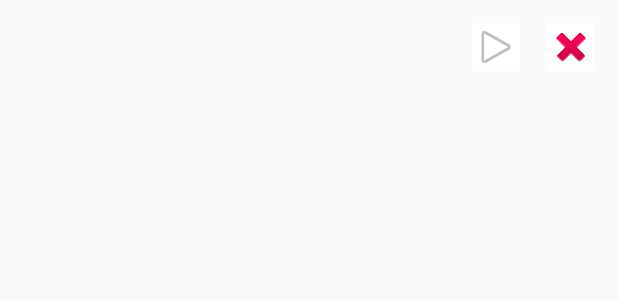
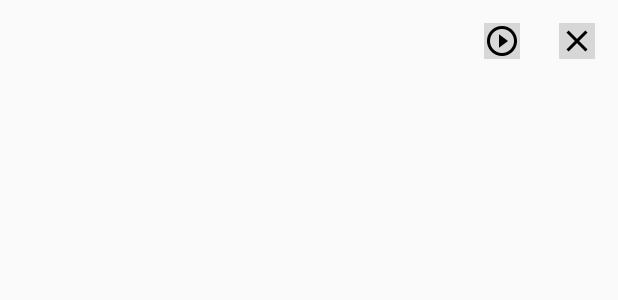
Before and after one commit to nice295/Memo, an Android app: the layout record_message.xml on its own in the app's theme, with its tools: preview values and no code run, on a phone screen of 412 x 824 dp. Shown: the top 300 px of the screen. Run offline under Robolectric (Android 15) with nearby library versions, the phone set to English and light mode, and no system bars.

Commit message:
Jaewoo 160823

```diff
--- a/Android/app/src/main/java/com/nice295/memo/NewMemoActivity.java
+++ b/Android/app/src/main/java/com/nice295/memo/NewMemoActivity.java
@@ -4,14 +4,11 @@ import android.content.DialogInterface;
 import android.os.Bundle;
 import android.support.v7.app.AlertDialog;
 import android.support.v7.app.AppCompatActivity;
-import android.support.v7.widget.Toolbar;
-import android.util.Log;
 import android.view.LayoutInflater;
 import android.view.Menu;
 import android.view.MenuItem;
 import android.view.View;
 import android.widget.EditText;
-import android.widget.ProgressBar;
 
 import java.util.LinkedList;
 
@@ -82,7 +79,7 @@ public  class NewMemoActivity extends AppCompatActivity {
 
                 // khlee: Save new memo into database
                 LinkedList memos = Paper.book().read(Constants.MEMOS, new LinkedList());
-                memos.add(new Recycler_item(R.drawable.a, title, mEtMemo.getText().toString()));
+                memos.add(new Recycler_item(R.drawable.ic_mode_edit_black_24dp, title, mEtMemo.getText().toString()));
                 Paper.book().write(Constants.MEMOS, memos);
 
                 finish();
--- a/Android/app/src/main/res/layout/record_message.xml
+++ b/Android/app/src/main/res/layout/record_message.xml
@@ -19,10 +19,10 @@
         android:layout_marginRight="10dp"
         android:layout_marginTop="10dp"
         android:layout_alignParentRight="true"
-        android:background="#FFFFFF"
+        android:background="#D7D7D7"
         android:scaleX="1"
         android:scaleY="1"
-        android:src="@android:drawable/ic_delete"
+        android:src="@drawable/ic_clear_black_24dp"
         />
     <ImageButton
         android:id="@+id/play"
@@ -31,9 +31,9 @@
         android:layout_marginRight="60dp"
         android:layout_marginTop="10dp"
         android:layout_alignParentRight="true"
-        android:background="#FFFFFF"
+        android:background="#D7D7D7"
         android:scaleX="1"
         android:scaleY="1"
-        android:src="@android:drawable/ic_media_play"
+        android:src="@drawable/ic_play_circle_outline_black_24dp"
         />
 </RelativeLayout>
```
Also changed, not shown: Android/app/src/main/res/layout/activity_new_record.xml (+5 -2 lines), Android/app/src/main/res/drawable-hdpi/ic_autorenew_black_24dp.png (added), Android/app/src/main/res/drawable-hdpi/ic_clear_black_24dp.png (added), Android/app/src/main/res/drawable-hdpi/ic_play_circle_outline_black_24dp.png (added), Android/app/src/main/res/drawable-mdpi/ic_autorenew_black_24dp.png (added), Android/app/src/main/res/drawable-mdpi/ic_clear_black_24dp.png (added), Android/app/src/main/res/drawable-mdpi/ic_play_circle_outline_black_24dp.png (added), Android/app/src/main/res/drawable-xhdpi/ic_autorenew_black_24dp.png (added), Android/app/src/main/res/drawable-xhdpi/ic_clear_black_24dp.png (added), Android/app/src/main/res/drawable-xhdpi/ic_play_circle_outline_black_24dp.png (added), Android/app/src/main/res/drawable-xxhdpi/ic_autorenew_black_24dp.png (added), Android/app/src/main/res/drawable-xxhdpi/ic_clear_black_24dp.png (added), Android/app/src/main/res/drawable-xxhdpi/ic_play_circle_outline_black_24dp.png (added), Android/app/src/main/res/drawable-xxxhdpi/ic_autorenew_black_24dp.png (added), 2 more files.
